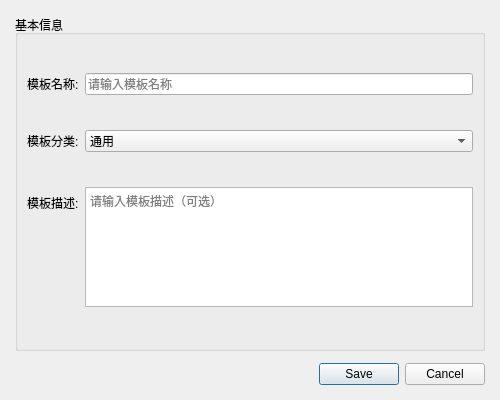
This is src/ui/dialogs/TemplateEditorDialog.ui in gong1-1989/ExperimentReportTool as Qt 5 draws it before an edit. The edited form follows.
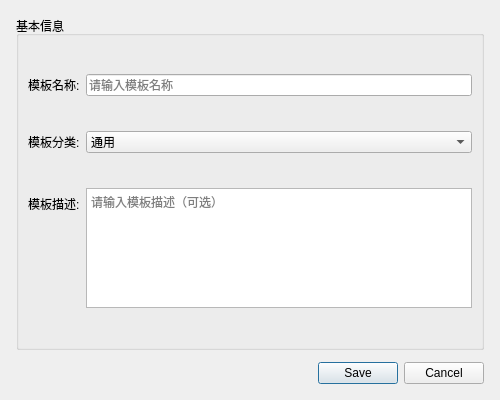
This is the edited form.

```diff
--- a/src/ui/dialogs/TemplateEditorDialog.ui
+++ b/src/ui/dialogs/TemplateEditorDialog.ui
@@ -7,8 +7,8 @@
   <property name="minimumSize"><size><width>500</width><height>400</height></size></property>
   <layout class="QVBoxLayout" name="mainLayout">
    <property name="spacing"><number>12</number></property>
-   <property name="leftMargin"><number>15</number></property><property name="topMargin"><number>15</number></property>
-   <property name="rightMargin"><number>15</number></property><property name="bottomMargin"><number>15</number></property>
+   <property name="leftMargin"><number>16</number></property><property name="topMargin"><number>16</number></property>
+   <property name="rightMargin"><number>16</number></property><property name="bottomMargin"><number>16</number></property>
    <item>
     <widget class="QGroupBox" name="basicGroup">
      <property name="title"><string>基本信息</string></property>
```
